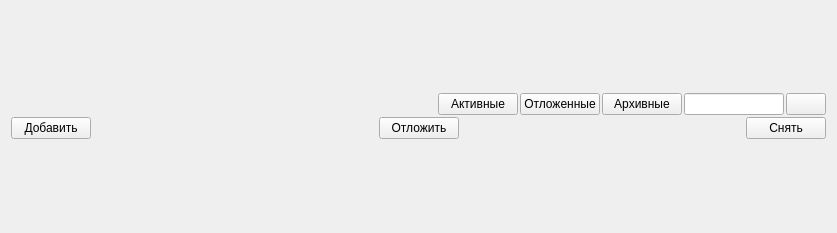
Old version of the form src/core/widget/clientswidget.ui in the repository Arox/makler.
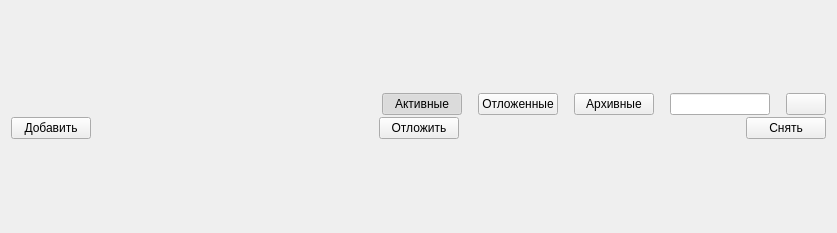
New version of the form. Icons and pictures are not drawn.

```diff
--- a/src/core/widget/clientswidget.ui
+++ b/src/core/widget/clientswidget.ui
@@ -16,6 +16,9 @@
   <layout class="QGridLayout" name="gridLayout">
    <item row="0" column="0">
     <layout class="QVBoxLayout" name="verticalLayout_2">
+     <property name="spacing">
+      <number>10</number>
+     </property>
      <item>
       <layout class="QHBoxLayout" name="horizontalLayout_3">
        <item>
@@ -25,6 +28,9 @@
          </property>
          <item>
           <layout class="QHBoxLayout" name="horizontalLayout">
+           <property name="spacing">
+            <number>16</number>
+           </property>
            <item>
             <spacer name="horizontalSpacer">
              <property name="orientation">
@@ -44,10 +50,10 @@
               <string>Активные</string>
              </property>
              <property name="checkable">
-              <bool>false</bool>
+              <bool>true</bool>
              </property>
              <property name="checked">
-              <bool>false</bool>
+              <bool>true</bool>
              </property>
             </widget>
            </item>
@@ -57,7 +63,7 @@
               <string>Отложенные</string>
              </property>
              <property name="checkable">
-              <bool>false</bool>
+              <bool>true</bool>
              </property>
              <property name="checked">
               <bool>false</bool>
@@ -73,7 +79,7 @@
               <string>Архивные</string>
              </property>
              <property name="checkable">
-              <bool>false</bool>
+              <bool>true</bool>
              </property>
              <property name="checked">
               <bool>false</bool>
```
Left out of the diff: 4 changed lines with no effect on the pictures.
